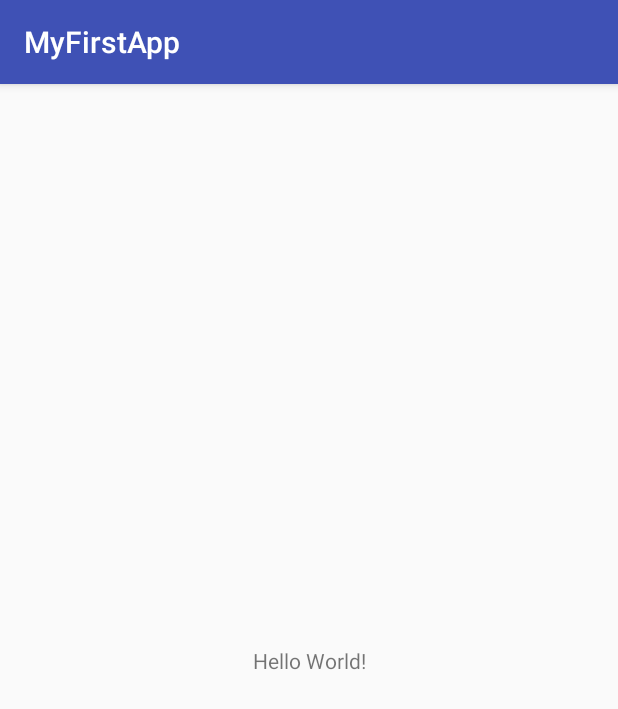
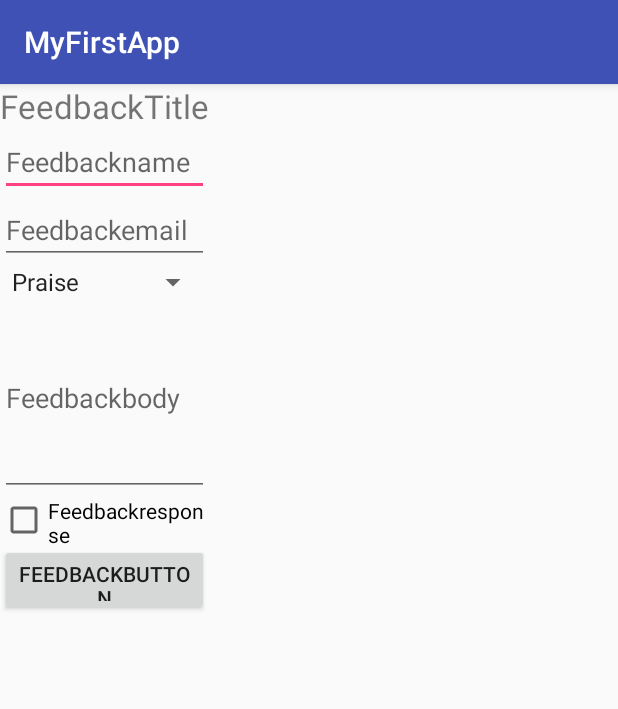
Before and after one commit to Mohanavadivel-git/Android, an Android app: the screen it shows after launch (MainActivity), on a phone screen of 412 x 824 dp. Shown: the top 709 px of the screen. Run offline under Robolectric (Android 15) with nearby library versions, the phone set to English and light mode, and no system bars.

Commit message:
Added Form tutorial

```diff
--- a/app/build.gradle
+++ b/app/build.gradle
@@ -22,6 +22,7 @@ dependencies {
     implementation fileTree(dir: 'libs', include: ['*.jar'])
     implementation 'com.android.support:appcompat-v7:28.+'
     implementation 'com.android.support.constraint:constraint-layout:1.0.2'
+    implementation 'com.android.support:design:28.+'
     testImplementation 'junit:junit:4.12'
     androidTestImplementation 'com.android.support.test:runner:1.0.1'
     androidTestImplementation 'com.android.support.test.espresso:espresso-core:3.0.1'
--- a/app/src/main/AndroidManifest.xml
+++ b/app/src/main/AndroidManifest.xml
@@ -12,7 +12,6 @@
         <activity android:name=".MainActivity">
             <intent-filter>
                 <action android:name="android.intent.action.MAIN" />
-
                 <category android:name="android.intent.category.LAUNCHER" />
             </intent-filter>
         </activity>
--- a/app/src/main/res/layout/activity_main.xml
+++ b/app/src/main/res/layout/activity_main.xml
@@ -5,14 +5,67 @@
     android:layout_width="match_parent"
     android:layout_height="match_parent"
     tools:context=".MainActivity">
-
-    <TextView
+    <ScrollView
+        xmlns:android="http://schemas.android.com/apk/res/android"
+        android:id="@+id/ScrollView01"
         android:layout_width="wrap_content"
         android:layout_height="wrap_content"
-        android:text="Hello World!"
-        app:layout_constraintBottom_toBottomOf="parent"
-        app:layout_constraintLeft_toLeftOf="parent"
-        app:layout_constraintRight_toRightOf="parent"
-        app:layout_constraintTop_toTopOf="parent" />
+        android:scrollbars="vertical">
+        <LinearLayout
+            android:layout_width="fill_parent"
+            android:orientation="vertical"
+            android:layout_height="fill_parent">
 
+            <!--Put form controls here-->
+            <TextView
+                android:id="@+id/TextViewTitle"
+                android:layout_width="wrap_content"
+                android:layout_height="wrap_content"
+                android:text="@string/feedbacktitle"
+                android:textSize="10pt">
+            </TextView>
+            <EditText
+                android:id="@+id/EditTextName"
+                android:layout_height="wrap_content"
+                android:hint="@string/feedbackname"
+                android:inputType="textPersonName"
+                android:layout_width="fill_parent">
+            </EditText>
+            <EditText
+                android:id="@+id/EditTextEmail"
+                android:layout_height="wrap_content"
+                android:hint="@string/feedbackemail"
+                android:inputType="textEmailAddress"
+                android:layout_width="fill_parent">
+            </EditText>
+            <Spinner
+                android:id="@+id/SpinnerFeedbackType"
+                android:layout_height="wrap_content"
+                android:prompt="@string/feedbacktype"
+                android:layout_width="fill_parent"
+                android:entries="@array/feedbacktypelist">
+            </Spinner>
+            <EditText
+                android:id="@+id/EditTextFeedbackBody"
+                android:layout_height="wrap_content"
+                android:hint="@string/feedbackbody"
+                android:inputType="textMultiLine"
+                android:lines="5"
+                android:layout_width="fill_parent">
+            </EditText>
+            <CheckBox
+                android:id="@+id/CheckBoxResponse"
+                android:layout_height="wrap_content"
+                android:text="@string/feedbackresponse"
+                android:layout_width="fill_parent">
+            </CheckBox>
+            <Button
+                android:id="@+id/ButtonSendFeedback"
+                android:layout_height="wrap_content"
+                android:text="@string/feedbackbutton"
+                android:onClick="sendFeedback"
+                android:layout_width="fill_parent">
+            </Button>
+        </LinearLayout>
+    </ScrollView>
 </android.support.constraint.ConstraintLayout>
--- /dev/null
+++ b/app/src/main/res/values/dimens.xml
@@ -0,0 +1,3 @@
+<resources>
+    <dimen name="fab_margin">16dp</dimen>
+</resources>
--- a/app/src/main/res/values/strings.xml
+++ b/app/src/main/res/values/strings.xml
@@ -1,3 +1,23 @@
 <resources>
     <string name="app_name">MyFirstApp</string>
+    <string name="title_activity_main2">Main2Activity</string>
+    <string name="feedbacktitle">FeedbackTitle</string>
+    <string name="feedbackname">Feedbackname</string>
+    <string name="feedbackemail">Feedbackemail</string>
+    <string name="feedbacktype">FeedbackType</string>
+    <string name="feedbackbody">Feedbackbody</string>
+    <string name="feedbackresponse">Feedbackresponse</string>
+    <string name="feedbackbutton">Feedbackbutton</string>
+    <!--Other string resources also defined in this file… -->
+    <string name="feedbacktype1">Praise</string>
+    <string name="feedbacktype2">Gripe</string>
+    <string name="feedbacktype3">Suggestion</string>
+    <string name="feedbacktype4">Bug</string>
+    <string-array name="feedbacktypelist">
+        <item>@string/feedbacktype1</item>
+        <item>@string/feedbacktype2</item>
+        <item>@string/feedbacktype3</item>
+        <item>@string/feedbacktype4</item>
+    </string-array>
+
 </resources>
```
Also changed, not shown: app/src/main/java/com/example/vmohanav/myfirstapp/MainActivity.java (+49 -1 lines), app/src/main/res/values/styles.xml (+9 -0 lines).
